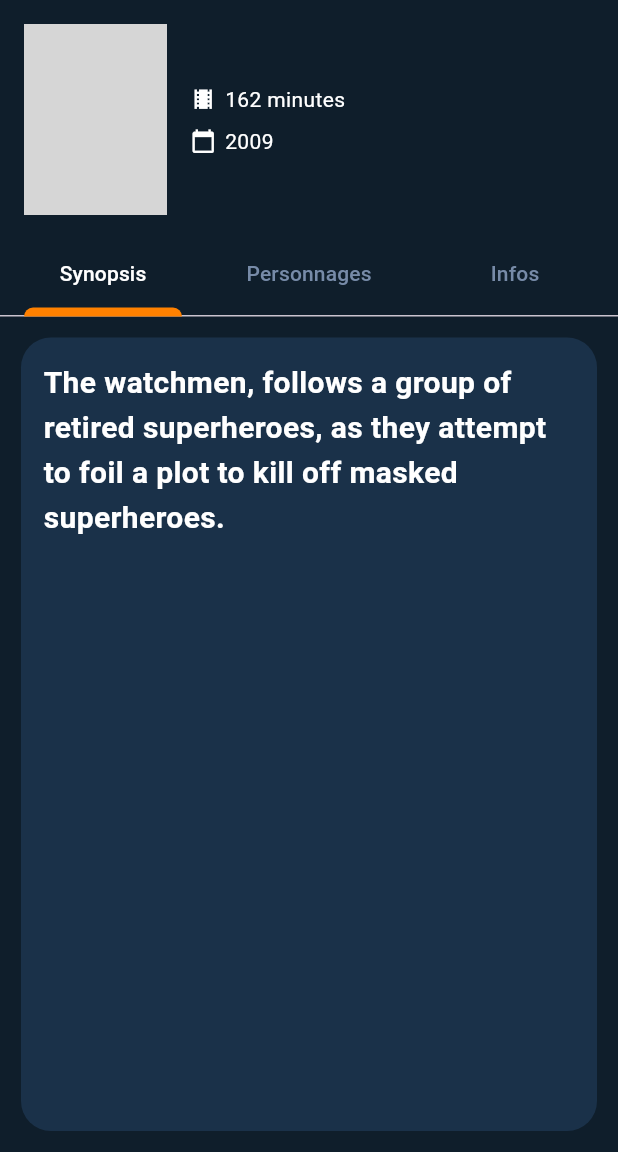
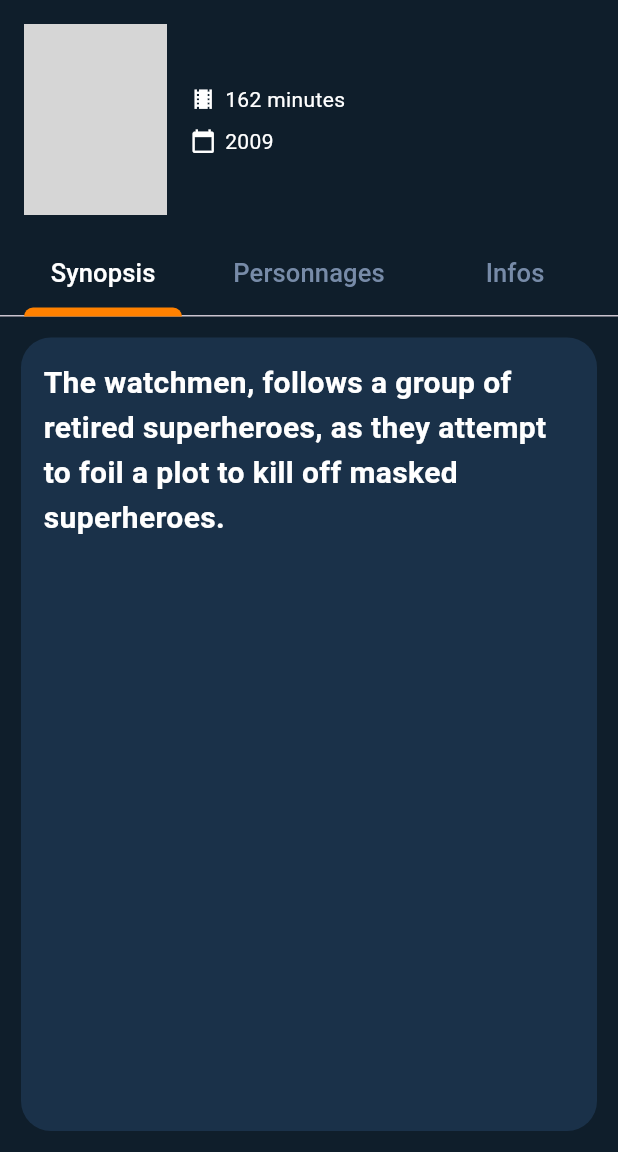
Before and after one commit to Xman77713/projet-flutter, a Flutter app: the screen it shows after launch, on a phone screen of 412 x 824 dp, the part 84-1236 px from its top. Run offline on Flutter 3.47's test engine with Material 3 defaults, Android fonts, the phone set to English and light mode, and no system bars; our stand-ins replace dio, flutter_bloc, retrofit; generated files the repository leaves out were written again; network calls fail; grey boxes are pictures that could not be loaded.

```diff
--- a/lib/pages/first_bloc_details_movies.dart
+++ b/lib/pages/first_bloc_details_movies.dart
@@ -117,6 +117,7 @@ class FirstBlocDetailsMovies extends StatelessWidget {
               labelColor: Colors.white,
               unselectedLabelColor: AppColors.grey,
               indicatorWeight: 6.0,
+              labelStyle: TextStyle(fontSize: 17),
             ),
             const Expanded(
               child: TabBarView(
```
